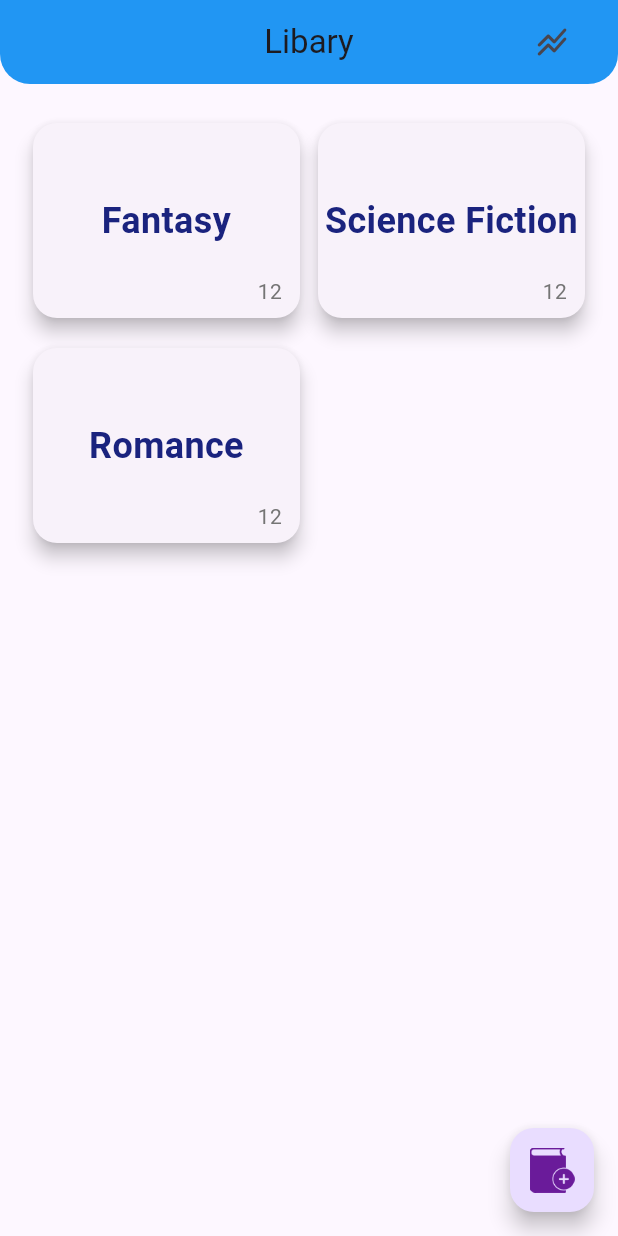
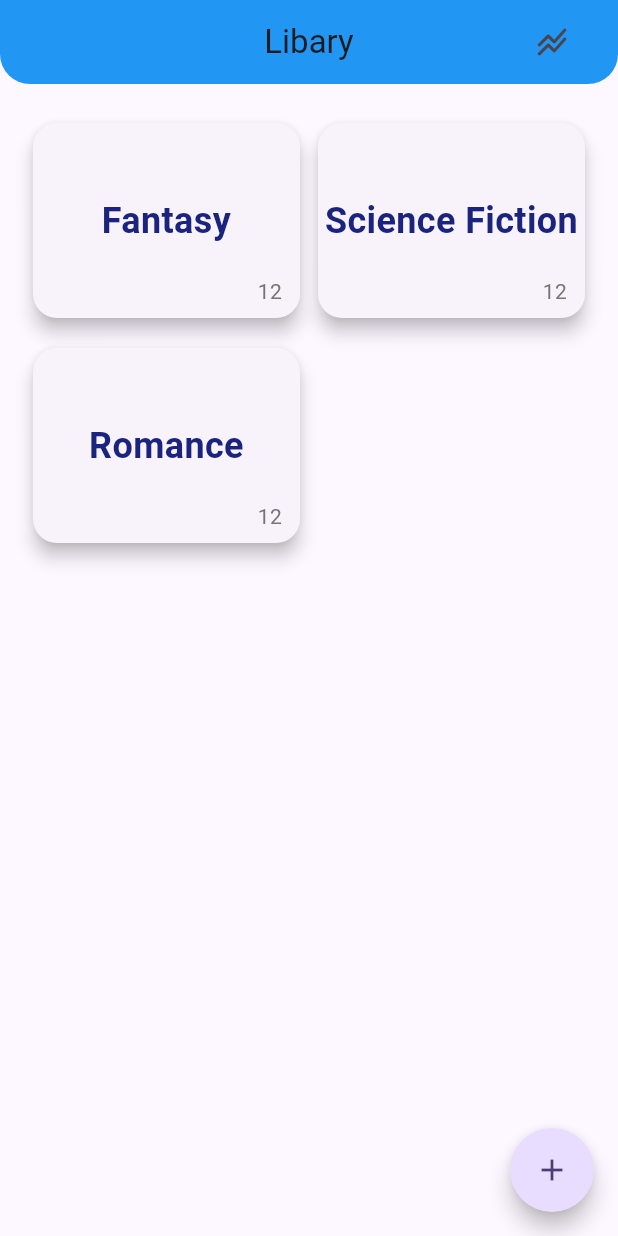
Before and after one commit to Romeo-Romario/Bookies, a Flutter app: the screen it shows after launch, on a phone screen of 412 x 824 dp. Run offline on Flutter 3.47's test engine with Material 3 defaults, Android fonts, the phone set to English and light mode, and no system bars; drawn by our look-alikes of flutter_expandable_fab; our stand-ins replace auto_size_text, dashed_circular_progress_bar, drift, drift_flutter, fl_chart, flutter_bloc and 7 more; missing offline and left inert: dart:ffi; accounts and stored records are empty; generated files the repository leaves out were written again.

Commit message:
Add expandable floating action button

```diff
--- a/bookies/lib/features/book/list/book_list_page.dart
+++ b/bookies/lib/features/book/list/book_list_page.dart
@@ -8,6 +8,7 @@ import 'package:bookies/features/book/list/widgets/book_grid_view.dart';
 import 'package:bookies/features/folder/folder_grid_view/folder_grid_view.dart';
 import 'package:bookies/features/statistics/bookies_statistics_page.dart';
 import 'package:flutter/material.dart';
+import 'package:flutter_expandable_fab/flutter_expandable_fab.dart';
 import 'package:get_it/get_it.dart';
 
 class BookListPage extends StatefulWidget {
@@ -100,22 +101,93 @@ class _BookListPageState extends State<BookListPage> {
           ),
         ),
       ),
-      floatingActionButton: FloatingActionButton(
+      floatingActionButtonLocation: ExpandableFab.location,
+      floatingActionButton: ExpandableFab(
+        type: ExpandableFabType.up,
+        overlayStyle: ExpandableFabOverlayStyle(
+          color: Colors.white.withOpacity(0.9),
+        ),
+        openButtonBuilder: RotateFloatingActionButtonBuilder(
+          child: const Icon(Icons.add),
+          fabSize: ExpandableFabSize.regular,
+          shape: const CircleBorder(),
+        ),
+        closeButtonBuilder: FloatingActionButtonBuilder(
+          size: 56,
+          builder: (BuildContext context, void Function()? onPressed,
+              Animation<double> progress) {
+            return IconButton(
+              onPressed: onPressed,
+              icon: const Icon(
+                Icons.check_circle_outline,
+                size: 40,
+              ),
+            );
+          },
+        ),
+        children: [
+          SizedBox(
+            height: 70,
+            width: 120,
+            child: FloatingActionButton.large(
               onPressed: () async {
                 await Navigator.pushNamed(context, "/adding");
                 setState(() {
                   booksFuture = bookRepository.getAll();
                 });
               },
-        heroTag: UniqueKey(),
-        foregroundColor: Colors.deepPurpleAccent,
-        child: Center(
-          child: Image.asset(
-            "assets/custom_icons/add_book.png",
-            width: 30,
-            color: Colors.purple[800],
+              heroTag: null, // You can change this
+              shape: RoundedRectangleBorder(
+                borderRadius: BorderRadius.circular(20),
+              ),
+              child: Row(
+                mainAxisSize: MainAxisSize.min,
+                children: [
+                  Text(
+                    "Add book",
+                    style: TextStyle(
+                      fontSize: 14,
+                      fontWeight: FontWeight.w600,
                     ),
                   ),
+                  const SizedBox(width: 8),
+                  Image.asset(
+                    "assets/custom_icons/add_book.png",
+                    width: 24,
+                    height: 24,
+                  ),
+                ],
+              ),
+            ),
+          ),
+          SizedBox(
+              height: 70,
+              width: 120,
+              child: FloatingActionButton.large(
+                onPressed: () {},
+                heroTag: null,
+                shape: RoundedRectangleBorder(
+                  borderRadius: BorderRadius.circular(20),
+                ),
+                child: Row(
+                  mainAxisSize: MainAxisSize.min,
+                  spacing: 5,
+                  children: [
+                    Text(
+                      "Add Folder",
+                      style: TextStyle(
+                        fontSize: 14,
+                        fontWeight: FontWeight.w600,
+                      ),
+                    ),
+                    Icon(
+                      Icons.folder,
+                      size: 24,
+                    ),
+                  ],
+                ),
+              ))
+        ],
       ),
     );
   }
```
Lines whose indentation alone changed are shown as unchanged.
